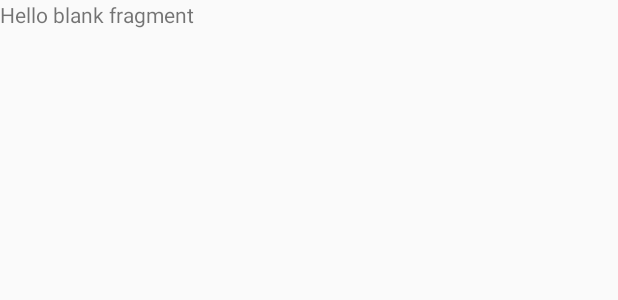
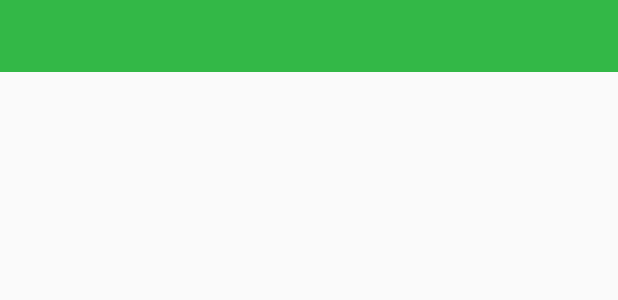
Before and after one commit to Samuel-Samir/Capstone-Project, an Android app: the layout fragment_news.xml on its own in the app's theme, with its tools: preview values and no code run, on a phone screen of 412 x 824 dp. Shown: the top 300 px of the screen. Run offline under Robolectric (Android 15) with nearby library versions, the phone set to English and light mode, and no system bars.

Commit message:
Fragments  work

```diff
--- a/SoccerNow/app/src/main/res/layout/fragment_news.xml
+++ b/SoccerNow/app/src/main/res/layout/fragment_news.xml
@@ -1,13 +1,28 @@
-<FrameLayout xmlns:android="http://schemas.android.com/apk/res/android"
+<LinearLayout xmlns:android="http://schemas.android.com/apk/res/android"
     xmlns:tools="http://schemas.android.com/tools"
     android:layout_width="match_parent"
     android:layout_height="match_parent"
+    xmlns:app="http://schemas.android.com/apk/res-auto"
+    android:orientation="vertical"
     tools:context="samuel.example.com.soccernow.view.TopNewsFragment">
 
-    <!-- TODO: Update blank fragment layout -->
-    <TextView
+    <android.support.design.widget.TabLayout
         android:layout_width="match_parent"
-        android:layout_height="match_parent"
-        android:text="@string/hello_blank_fragment" />
+        android:layout_height="wrap_content"
+        android:id="@+id/tabLayout"
+        android:layout_alignParentTop="true"
+        android:layout_centerHorizontal="true"
+        android:background="@color/colorPrimary"
+        app:tabMode="fixed"
+        app:tabTextColor="@color/transparent_white"
+        app:tabSelectedTextColor="@color/colorAccent"
+        app:tabGravity="fill"/>
 
-</FrameLayout>
+    <android.support.v4.view.ViewPager
+        android:layout_width="wrap_content"
+        android:layout_height="wrap_content"
+        android:id="@+id/viewPager"
+        android:layout_below="@+id/tabLayout"
+        android:layout_centerHorizontal="true" />
+
+</LinearLayout>
```
Also changed, not shown: SoccerNow/app/src/main/java/samuel/example/com/soccernow/view/ContentActivity.java (+7 -63 lines), SoccerNow/app/src/main/java/samuel/example/com/soccernow/view/NewsFragment.java (+72 -2 lines), SoccerNow/app/src/main/res/layout/content_content.xml (+4 -20 lines).
